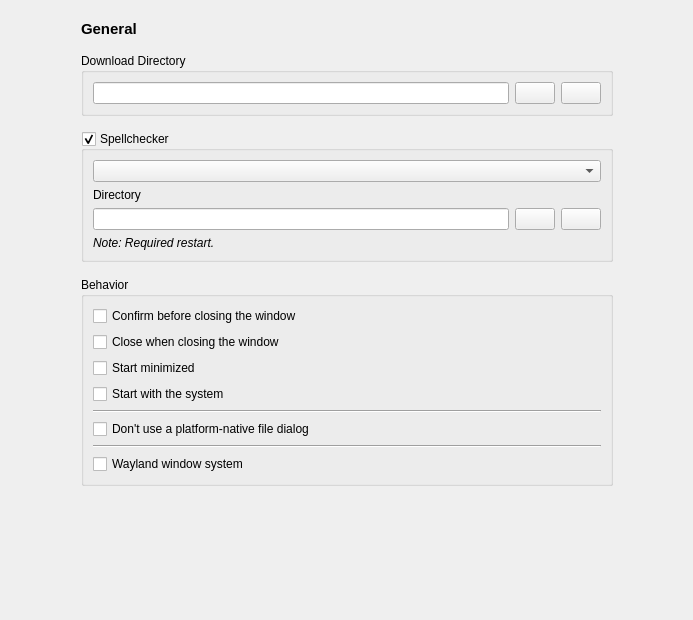
rafatosta/zapzap, file zapzap/ui/ui_page_general.ui: the form before one commit.
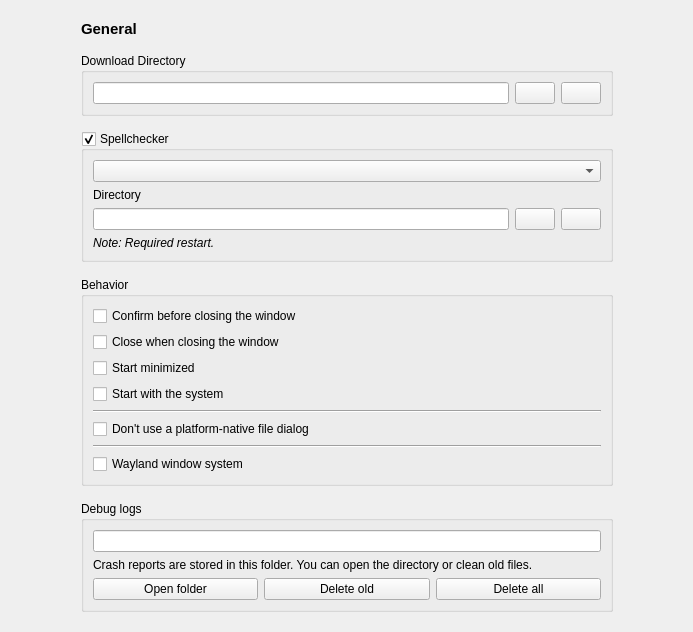
The form after the commit.

Commit message: feat(settings): add debug log management UX in General page

What changed in the file:
```diff
--- a/zapzap/ui/ui_page_general.ui
+++ b/zapzap/ui/ui_page_general.ui
@@ -222,6 +222,57 @@
           </layout>
          </widget>
         </item>
+        <item>
+         <widget class="QGroupBox" name="groupBox_debug_logs">
+          <property name="title">
+           <string>Debug logs</string>
+          </property>
+          <layout class="QVBoxLayout" name="verticalLayout_4">
+           <item>
+            <widget class="QLineEdit" name="debug_logs_path">
+             <property name="readOnly">
+              <bool>true</bool>
+             </property>
+            </widget>
+           </item>
+           <item>
+            <widget class="QLabel" name="label_debug_logs_hint">
+             <property name="text">
+              <string>Crash reports are stored in this folder. You can open the directory or clean old files.</string>
+             </property>
+             <property name="wordWrap">
+              <bool>true</bool>
+             </property>
+            </widget>
+           </item>
+           <item>
+            <layout class="QHBoxLayout" name="horizontalLayout_2">
+             <item>
+              <widget class="QPushButton" name="btn_open_debug_logs">
+               <property name="text">
+                <string>Open folder</string>
+               </property>
+              </widget>
+             </item>
+             <item>
+              <widget class="QPushButton" name="btn_delete_old_debug_logs">
+               <property name="text">
+                <string>Delete old</string>
+               </property>
+              </widget>
+             </item>
+             <item>
+              <widget class="QPushButton" name="btn_delete_all_debug_logs">
+               <property name="text">
+                <string>Delete all</string>
+               </property>
+              </widget>
+             </item>
+            </layout>
+           </item>
+          </layout>
+         </widget>
+        </item>
        </layout>
       </widget>
      </item>
```
The commit also changes 2 other files.
